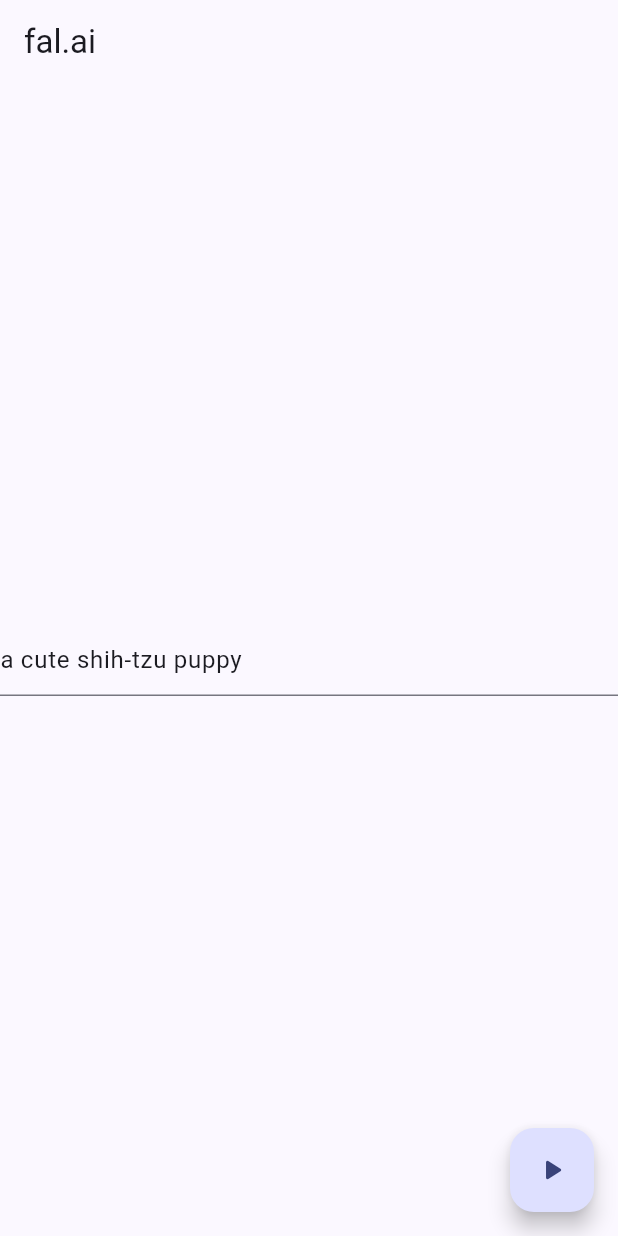
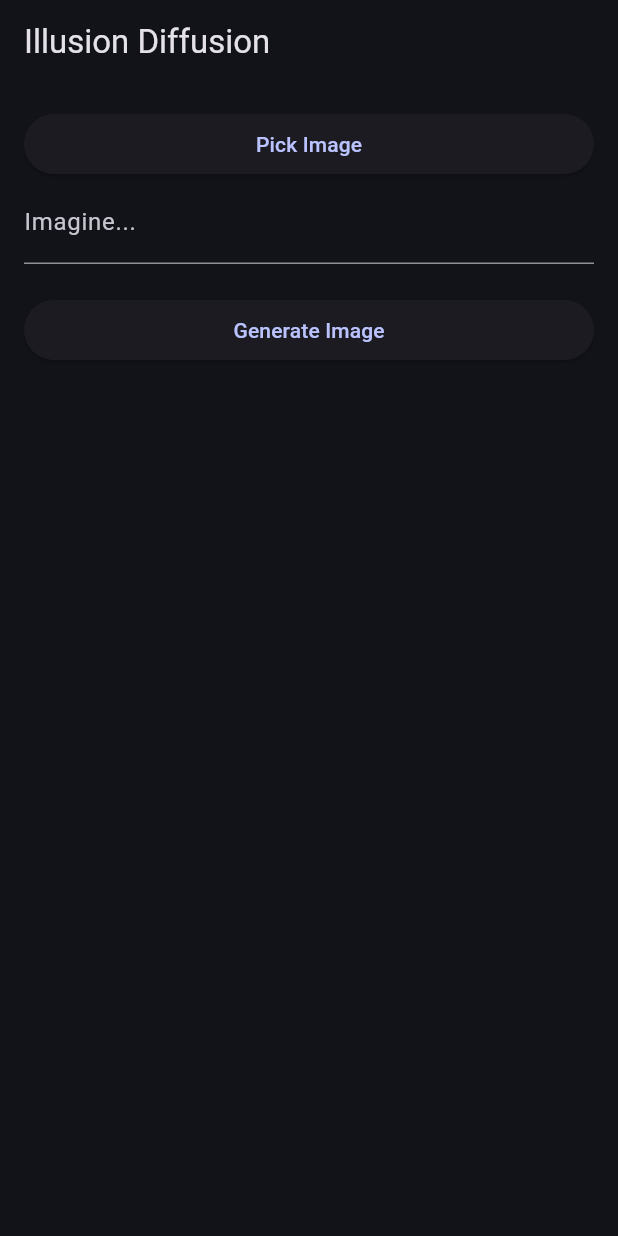
Before and after one commit to fal-ai/fal-dart, a Flutter app: the screen it shows after launch, on a phone screen of 412 x 824 dp. Run offline on Flutter 3.47's test engine with Material 2 defaults, Android fonts, the phone set to English and light mode, and no system bars; our stand-ins replace cross_file, image_picker; missing offline and left inert: dart:html.

Commit message:
feat: new example app

```diff
--- a/example/lib/main.dart
+++ b/example/lib/main.dart
@@ -1,5 +1,6 @@
 import 'package:fal_client/fal_client.dart';
 import 'package:flutter/material.dart';
+import 'package:image_picker/image_picker.dart';
 
 import 'types.dart';
 
@@ -11,11 +12,11 @@ import 'types.dart';
 final fal = FalClient.withCredentials('FAL_KEY_ID:FAL_KEY_SECRET');
 
 void main() {
-  runApp(const MyApp());
+  runApp(const FalSampleApp());
 }
 
-class MyApp extends StatelessWidget {
-  const MyApp({super.key});
+class FalSampleApp extends StatelessWidget {
+  const FalSampleApp({super.key});
 
   // This widget is the root of your application.
   @override
@@ -23,7 +24,8 @@ class MyApp extends StatelessWidget {
     return MaterialApp(
       title: 'fal.ai',
       theme: ThemeData(
-        colorScheme: ColorScheme.fromSeed(seedColor: Colors.indigo),
+        colorScheme: ColorScheme.fromSeed(
+            seedColor: Colors.indigo, brightness: Brightness.dark),
         useMaterial3: true,
       ),
       home: const TextoToImageScreen(title: 'fal.ai'),
@@ -33,16 +35,6 @@ class MyApp extends StatelessWidget {
 
 class TextoToImageScreen extends StatefulWidget {
   const TextoToImageScreen({super.key, required this.title});
-
-  // This widget is the home page of your application. It is stateful, meaning
-  // that it has a State object (defined below) that contains fields that affect
-  // how it looks.
-
-  // This class is the configuration for the state. It holds the values (in this
-  // case the title) provided by the parent (in this case the App widget) and
-  // used by the build method of the State. Fields in a Widget subclass are
-  // always marked 'final'.
-
   final String title;
 
   @override
@@ -50,26 +42,32 @@ class TextoToImageScreen extends StatefulWidget {
 }
 
 class _TextoToImageScreenState extends State<TextoToImageScreen> {
-  bool _isLoading = false;
-  final _promptController =
-      TextEditingController(text: 'a cute shih-tzu puppy');
-  ImageRef? _image;
+  final ImagePicker _picker = ImagePicker();
+  XFile? _image;
+  final TextEditingController _promptController = TextEditingController();
+  String? _generatedImageUrl;
+  bool _isProcessing = false;
 
-  void _generateImage() async {
+  Future<String> generateImage(XFile image, String prompt) async {
+    final result = await fal.subscribe(textToImageId, input: {
+      'prompt': prompt,
+      'image_url': image,
+    });
+    return result['image']['url'] as String;
+  }
+
+  void _onGenerateImage() async {
+    if (_image == null || _promptController.text.isEmpty) {
+      // Handle error: either image not selected or prompt not entered
+      return;
+    }
     setState(() {
-      _isLoading = true;
-      _image = null;
+      _isProcessing = true;
     });
-    final result = await fal.subscribe(textToImageId,
-        input: {
-          'prompt': _promptController.text,
-          'model_name': 'stabilityai/stable-diffusion-xl-base-1.0',
-          'image_size': 'square_hd'
-        },
-        onQueueUpdate: (update) => {print(update)});
+    String imageUrl = await generateImage(_image!, _promptController.text);
     setState(() {
-      _isLoading = false;
-      _image = TextToImageResult.fromMap(result).images[0];
+      _generatedImageUrl = imageUrl;
+      _isProcessing = false;
     });
   }
 
@@ -77,28 +75,54 @@ class _TextoToImageScreenState extends State<TextoToImageScreen> {
   Widget build(BuildContext context) {
     return Scaffold(
       appBar: AppBar(
-        title: Text(widget.title),
+        title: const Text('Illusion Diffusion'),
       ),
-      body: Center(
+      body: Padding(
+        padding: const EdgeInsets.all(16.0),
         child: Column(
-          mainAxisAlignment: MainAxisAlignment.center,
+          mainAxisAlignment: MainAxisAlignment.start,
+          crossAxisAlignment: CrossAxisAlignment.stretch,
           children: <Widget>[
-            TextField(controller: _promptController),
-            if (_isLoading) const CircularProgressIndicator(),
-            if (!_isLoading && _image != null)
-              FittedBox(
-                fit: BoxFit.fill,
-                child: Image.network(_image!.url,
-                    width: _image!.width.toDouble(),
-                    height: _image!.height.toDouble()),
-              ),
+            ElevatedButton(
+              onPressed: () async {
+                final XFile? image =
+                    await _picker.pickImage(source: ImageSource.gallery);
+                setState(() {
+                  _image = image;
+                });
+              },
+              child: const Text('Pick Image'),
+            ),
+            // if (_image != null)
+            // Image,
+            TextFormField(
+              controller: _promptController,
+              decoration: const InputDecoration(labelText: 'Imagine...'),
+            ),
+            const SizedBox(height: 20),
+            ElevatedButton(
+              onPressed: _isProcessing ? null : _onGenerateImage,
+              child: _isProcessing
+                  ? const Row(
+                      mainAxisAlignment: MainAxisAlignment.center,
+                      children: [
+                        SizedBox(
+                          width: 16,
+                          height: 16,
+                          child: CircularProgressIndicator(),
+                        ),
+                        SizedBox(width: 8),
+                        Text('Generating...'),
+                      ],
+                    )
+                  : const Text('Generate Image'),
+            ),
+            if (_generatedImageUrl != null)
+              Padding(
+                  padding: const EdgeInsets.only(top: 20),
+                  child: Image.network(_generatedImageUrl!)),
           ],
         ),
-      ),
-      floatingActionButton: FloatingActionButton(
-        onPressed: _generateImage,
-        tooltip: 'Generate',
-        child: const Icon(Icons.play_arrow_rounded),
       ),
     );
   }
--- a/example/lib/types.dart
+++ b/example/lib/types.dart
@@ -1,14 +1,12 @@
-class TextToImageResult {
-  final List<ImageRef> images;
+class IllusionDiffusionResult {
+  final ImageRef image;
   final int seed;
 
-  TextToImageResult({required this.images, required this.seed});
+  IllusionDiffusionResult({required this.image, required this.seed});
 
-  factory TextToImageResult.fromMap(Map<String, dynamic> json) {
-    return TextToImageResult(
-      images: (json['images'] as List<dynamic>)
-          .map((e) => ImageRef.fromMap(e as Map<String, dynamic>))
-          .toList(),
+  factory IllusionDiffusionResult.fromMap(Map<String, dynamic> json) {
+    return IllusionDiffusionResult(
+      image: ImageRef.fromMap(json['image'] as Map<String, dynamic>),
       seed: (json['seed'] * 1).round(),
     );
   }
@@ -30,4 +28,4 @@ class ImageRef {
   }
 }
 
-const textToImageId = '110602490-lora';
+const textToImageId = '54285744-illusion-diffusion';
```
Also changed, not shown: 5 other files.
